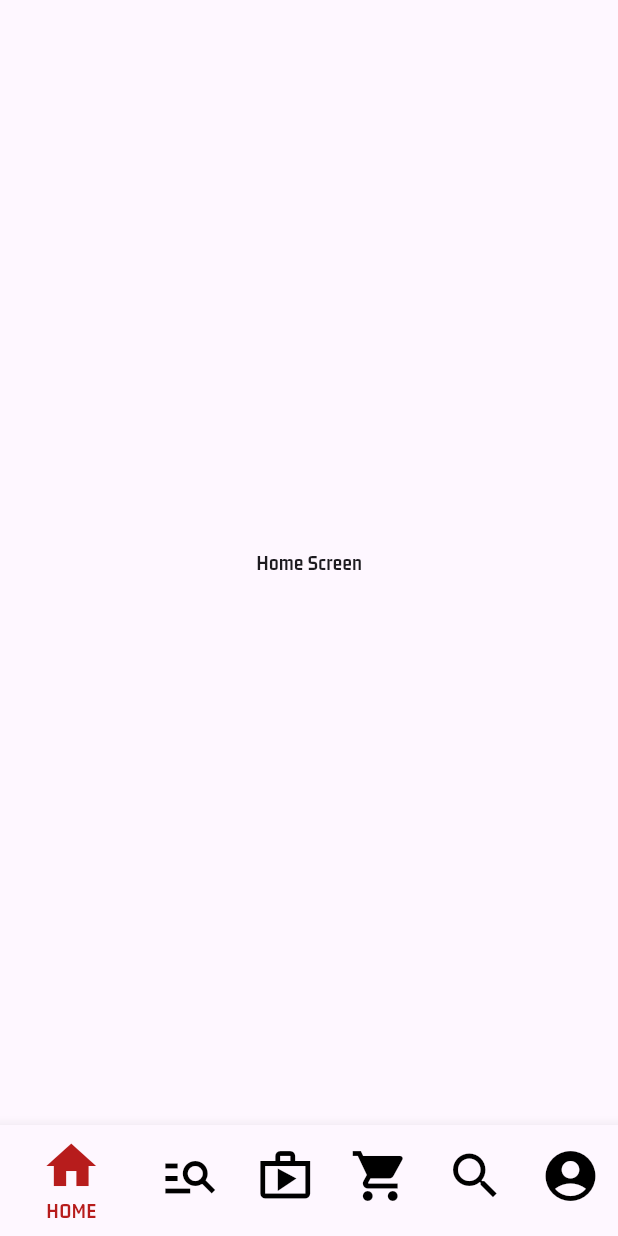
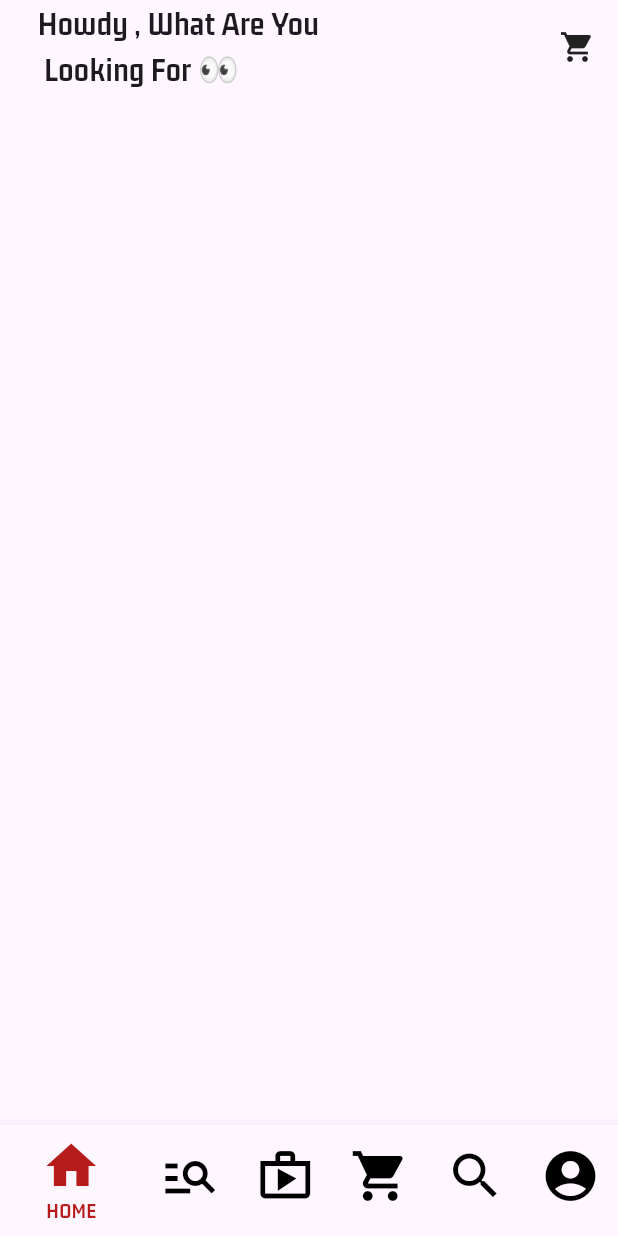
Before and after one commit to Daddy2054/ecomm, a Flutter app: the screen it shows after launch, on a phone screen of 412 x 824 dp. Run offline on Flutter 3.47's test engine with Material 3 defaults, Android fonts, the phone set to English and light mode, and no system bars.

Commit message:
10. Use Row

```diff
--- a/lib/views/buyers/nav_screens/home_screen.dart
+++ b/lib/views/buyers/nav_screens/home_screen.dart
@@ -1,12 +1,18 @@
 import 'package:flutter/material.dart';
+
+import 'widgets/welcome_text_widget.dart';
 
 class HomeScreen extends StatelessWidget {
   const HomeScreen({super.key});
 
   @override
   Widget build(BuildContext context) {
-    return const Center(
-      child: Text('Home Screen'),
+    return const Column(
+      crossAxisAlignment: CrossAxisAlignment.start,
+      children: [
+        WelcomeText(),
+        SizedBox(height: 14),
+      ],
     );
   }
 }
--- /dev/null
+++ b/lib/views/buyers/nav_screens/widgets/welcome_text_widget.dart
@@ -0,0 +1,32 @@
+import 'package:flutter/material.dart';
+
+class WelcomeText extends StatelessWidget {
+  const WelcomeText({
+    Key? key,
+  }) : super(key: key);
+
+  @override
+  Widget build(BuildContext context) {
+    return Padding(
+      padding: EdgeInsets.only(
+          top: MediaQuery.of(context).padding.top, left: 25, right: 15),
+      child: const Row(
+        mainAxisAlignment: MainAxisAlignment.spaceBetween,
+        children: [
+          Text(
+            'Howdy , What Are You\n Looking For 👀',
+            style: TextStyle(
+              fontSize: 22,
+              fontWeight: FontWeight.bold,
+            ),
+          ),
+          Icon(Icons.shopping_cart),
+          // SvgPicture.asset(
+          //   'assets/icons/cart.svg',
+          //   width: 20,
+          // )
+        ],
+      ),
+    );
+  }
+}
```
